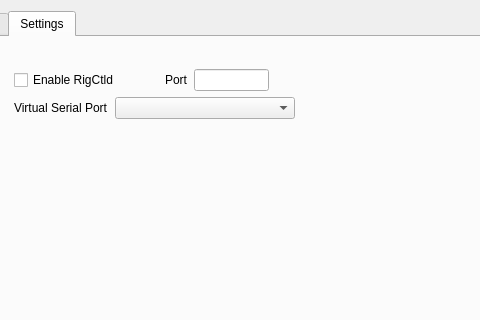
First picture: the form in wfmain.ui, repository adecarolis/wfweb, before the edit; both pictures show x 187 to 667 and y 0 to 320 of the 948 by 554 pixel window.
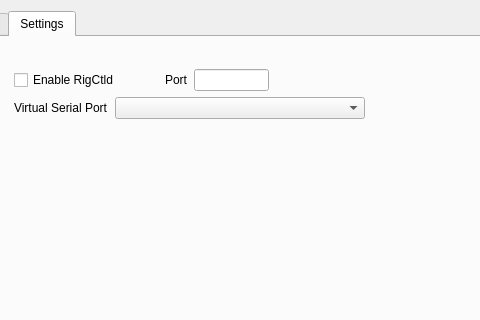
Second picture: the form after the edit. The open tabs and pages were chosen to show the change. Custom widgets are drawn as their Qt base class.

Commit message: Larger vsp combo box... seems like it resizes though?

The edit to the form file:
```diff
--- a/wfmain.ui
+++ b/wfmain.ui
@@ -3156,13 +3156,13 @@
                  <widget class="QComboBox" name="vspCombo">
                   <property name="minimumSize">
                    <size>
-                    <width>180</width>
+                    <width>250</width>
                     <height>0</height>
                    </size>
                   </property>
                   <property name="maximumSize">
                    <size>
-                    <width>180</width>
+                    <width>250</width>
                     <height>16777215</height>
                    </size>
                   </property>
```
Left out of the diff: 2 changed lines with no effect on the pictures.
